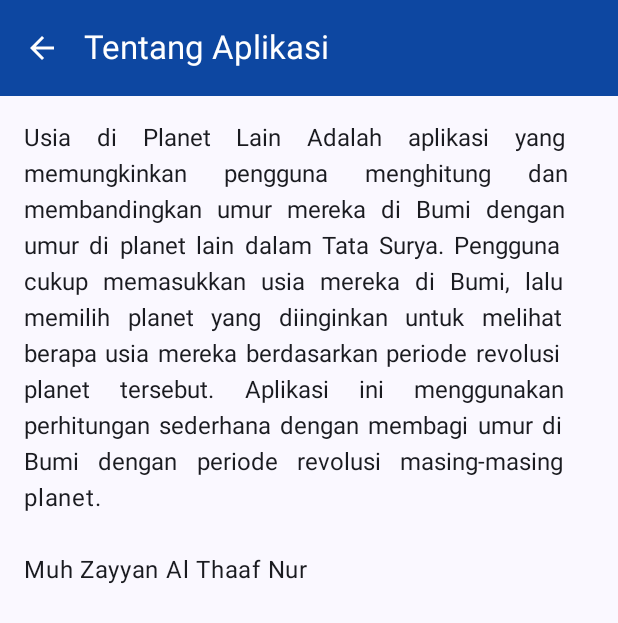
After one commit to ZAYYAN2179/Usia-di-Planet-Lain, an Android app built with Jetpack Compose: the AboutScreen screen opened through its navigation route, on a phone screen of 412 x 824 dp. The commit adds this screen. Shown: the top 623 px of the screen. Run offline under Robolectric (Android 15) with nearby library versions, the phone set to English and light mode, and no system bars.

Commit message:
Menambahkan Halaman About & Navigasi dari MainScreen

```diff
--- a/app/build.gradle.kts
+++ b/app/build.gradle.kts
@@ -49,6 +49,7 @@ dependencies {
     implementation(libs.androidx.ui.graphics)
     implementation(libs.androidx.ui.tooling.preview)
     implementation(libs.androidx.material3)
+    implementation(libs.androidx.navigation.compose)
     testImplementation(libs.junit)
     androidTestImplementation(libs.androidx.junit)
     androidTestImplementation(libs.androidx.espresso.core)
--- /dev/null
+++ b/app/src/main/java/com/zayyan0072/usiadiplanetlain/navigation/NavGraph.kt
@@ -0,0 +1,24 @@
+package com.zayyan0072.usiadiplanetlain.navigation
+
+import androidx.compose.runtime.Composable
+import androidx.navigation.NavHostController
+import androidx.navigation.compose.NavHost
+import androidx.navigation.compose.composable
+import androidx.navigation.compose.rememberNavController
+import com.zayyan0072.usiadiplanetlain.ui.theme.screen.AboutScreen
+import com.zayyan0072.usiadiplanetlain.ui.theme.screen.MainScreen
+
+@Composable
+fun SetupNavGraph(navController: NavHostController = rememberNavController()) {
+    NavHost(
+        navController = navController,
+        startDestination = Screen.Home.route
+    ) {
+        composable(route = Screen.Home.route) {
+            MainScreen(navController)
+        }
+        composable(route = Screen.About.route) {
+            AboutScreen(navController)
+        }
+    }
+}
--- /dev/null
+++ b/app/src/main/java/com/zayyan0072/usiadiplanetlain/navigation/Screen.kt
@@ -0,0 +1,6 @@
+package com.zayyan0072.usiadiplanetlain.navigation
+
+sealed class Screen(val route: String) {
+    data object Home: Screen("mainScreen")
+    data object About: Screen("aboutScreen")
+}
--- /dev/null
+++ b/app/src/main/java/com/zayyan0072/usiadiplanetlain/ui/theme/screen/AboutScreen.kt
@@ -0,0 +1,66 @@
+package com.zayyan0072.usiadiplanetlain.ui.theme.screen
+
+import android.content.res.Configuration
+import androidx.compose.foundation.layout.padding
+import androidx.compose.material.icons.Icons
+import androidx.compose.material.icons.automirrored.filled.ArrowBack
+import androidx.compose.material3.ExperimentalMaterial3Api
+import androidx.compose.material3.Icon
+import androidx.compose.material3.IconButton
+import androidx.compose.material3.Scaffold
+import androidx.compose.material3.Text
+import androidx.compose.material3.TopAppBar
+import androidx.compose.material3.TopAppBarDefaults
+import androidx.compose.runtime.Composable
+import androidx.compose.ui.Modifier
+import androidx.compose.ui.graphics.Color
+import androidx.compose.ui.res.stringResource
+import androidx.compose.ui.text.style.TextAlign
+import androidx.compose.ui.tooling.preview.Preview
+import androidx.compose.ui.unit.dp
+import androidx.navigation.NavHostController
+import androidx.navigation.compose.rememberNavController
+import com.zayyan0072.usiadiplanetlain.R
+import com.zayyan0072.usiadiplanetlain.ui.theme.UsiaDiPlanetLainTheme
+
+@OptIn(ExperimentalMaterial3Api::class)
+@Composable
+fun AboutScreen(navController: NavHostController) {
+    Scaffold(
+        topBar = {
+            TopAppBar(
+                navigationIcon = {
+                    IconButton(onClick = {navController.popBackStack()}) {
+                        Icon(
+                            imageVector = Icons.AutoMirrored.Filled.ArrowBack,
+                            contentDescription = stringResource(R.string.kembali),
+                            tint = Color.White
+                        )
+                    }
+                },
+                title = {
+                    Text(text = stringResource(id = R.string.tentang_aplikasi))
+                },
+                colors = TopAppBarDefaults.mediumTopAppBarColors(
+                    containerColor = Color(0xFF0D47A1),
+                    titleContentColor = Color.White
+                )
+            )
+        }
+    ) { innerPadding ->
+        Text(
+            text = stringResource(R.string.copyright),
+            modifier = Modifier.padding(innerPadding).padding(16.dp),
+            textAlign = TextAlign.Justify
+        )
+    }
+}
+
+@Preview(showBackground = true)
+@Preview(uiMode = Configuration.UI_MODE_NIGHT_YES, showBackground = true)
+@Composable
+fun AboutScreenPreview() {
+    UsiaDiPlanetLainTheme {
+        AboutScreen(rememberNavController())
+    }
+}
--- /dev/null
+++ b/app/src/main/java/com/zayyan0072/usiadiplanetlain/ui/theme/screen/MainScreen.kt
@@ -0,0 +1,102 @@
+package com.zayyan0072.usiadiplanetlain.ui.theme.screen
+
+import android.content.res.Configuration
+import androidx.activity.ComponentActivity
+import androidx.compose.foundation.layout.*
+import androidx.compose.material.icons.Icons
+import androidx.compose.material.icons.filled.Menu
+import androidx.compose.material.icons.automirrored.filled.ExitToApp
+import androidx.compose.material.icons.outlined.Info
+import androidx.compose.material3.*
+import androidx.compose.runtime.*
+import androidx.compose.ui.Modifier
+import androidx.compose.ui.graphics.Color
+import androidx.compose.ui.platform.LocalContext
+import androidx.compose.ui.res.stringResource
+import androidx.compose.ui.tooling.preview.Preview
+import androidx.navigation.NavHostController
+import androidx.navigation.compose.rememberNavController
+import com.zayyan0072.usiadiplanetlain.R
+import com.zayyan0072.usiadiplanetlain.navigation.Screen
+import com.zayyan0072.usiadiplanetlain.ui.theme.UsiaDiPlanetLainTheme
+
+@OptIn(ExperimentalMaterial3Api::class)
+@Composable
+fun MainScreen(navController: NavHostController) {
+    val context = LocalContext.current
+    var showMenu by remember { mutableStateOf(false) }
+
+    Scaffold(
+        topBar = {
+            TopAppBar(
+                title = {
+                    Text(text = stringResource(id= R.string.app_name))
+                },
+                navigationIcon = {
+                    Box {
+                        IconButton(onClick = { showMenu = !showMenu }) {
+                            Icon(
+                                imageVector = Icons.Default.Menu,
+                                contentDescription = "Menu",
+                                tint = Color.White
+                            )
+                        }
+                        DropdownMenu(
+                            expanded = showMenu,
+                            onDismissRequest = { showMenu = false }
+                        ) {
+                            DropdownMenuItem(
+                                text = { Text("Keluar") },
+                                leadingIcon = {
+                                    Icon(
+                                        imageVector = Icons.AutoMirrored.Filled.ExitToApp,
+                                        contentDescription = "Keluar"
+                                    )
+                                },
+                                onClick = {
+                                    showMenu = false
+                                    (context as? ComponentActivity)?.finish()
+                                }
+                            )
+                        }
+                    }
+                },
+                colors = TopAppBarDefaults.mediumTopAppBarColors(
+                    containerColor = Color(0xFF0D47A1),
+                    titleContentColor = Color.White,
+                    navigationIconContentColor = Color.White
+                ),
+                actions = {
+                    IconButton(onClick = {
+                        navController.navigate(Screen.About.route)
+                    }) {
+                        Icon(
+                            imageVector = Icons.Outlined.Info,
+                            contentDescription = stringResource(R.string.tentang_aplikasi),
+                            tint = Color.White
+                        )
+                    }
+                }
+            )
+        }
+    ) { innerPadding ->
+        ScreenContent(Modifier.padding(innerPadding))
+    }
+}
+
+@Composable
+fun ScreenContent(modifier: Modifier = Modifier) {
+    Text(
+        text = "Hello Zayyan",
+        modifier = modifier
+    )
+}
+
+@Preview(showBackground = true)
+@Preview(uiMode = Configuration.UI_MODE_NIGHT_YES, showBackground = true)
+@Composable
+fun ScreenPreview() {
+    UsiaDiPlanetLainTheme {
+        MainScreen(rememberNavController())
+    }
+}
--- a/app/src/main/res/values/strings.xml
+++ b/app/src/main/res/values/strings.xml
@@ -1,3 +1,14 @@
 <resources>
     <string name="app_name">Usia di Planet Lain</string>
+    <string name="tentang_aplikasi">Tentang Aplikasi</string>
+    <string name="copyright">Usia di Planet Lain Adalah
+        aplikasi yang memungkinkan pengguna menghitung dan
+        membandingkan umur mereka di Bumi dengan umur di
+        planet lain dalam Tata Surya. Pengguna cukup memasukkan
+        usia mereka di Bumi, lalu memilih planet yang diinginkan
+        untuk melihat berapa usia mereka berdasarkan periode
+        revolusi planet tersebut. Aplikasi ini menggunakan perhitungan
+        sederhana dengan membagi umur di Bumi dengan periode revolusi
+        masing-masing planet.\n\nMuh Zayyan Al Thaaf Nur</string>
+    <string name="kembali">Kembali</string>
 </resources>
--- a/gradle/libs.versions.toml
+++ b/gradle/libs.versions.toml
@@ -8,6 +8,7 @@ espressoCore = "3.6.1"
 lifecycleRuntimeKtx = "2.8.7"
 activityCompose = "1.10.1"
 composeBom = "2024.04.01"
+navCompose = "2.8.7"
 
 [libraries]
 androidx-core-ktx = { group = "androidx.core", name = "core-ktx", version.ref = "coreKtx" }
@@ -24,6 +25,7 @@ androidx-ui-tooling-preview = { group = "androidx.compose.ui", name = "ui-toolin
 androidx-ui-test-manifest = { group = "androidx.compose.ui", name = "ui-test-manifest" }
 androidx-ui-test-junit4 = { group = "androidx.compose.ui", name = "ui-test-junit4" }
 androidx-material3 = { group = "androidx.compose.material3", name = "material3" }
+androidx-navigation-compose = { group = "androidx.navigation", name = "navigation-compose", version.ref = "navCompose"}
 
 [plugins]
 android-application = { id = "com.android.application", version.ref = "agp" }
```
Also changed, not shown: app/src/main/java/com/zayyan0072/usiadiplanetlain/MainActivity.kt (+2 -83 lines).
